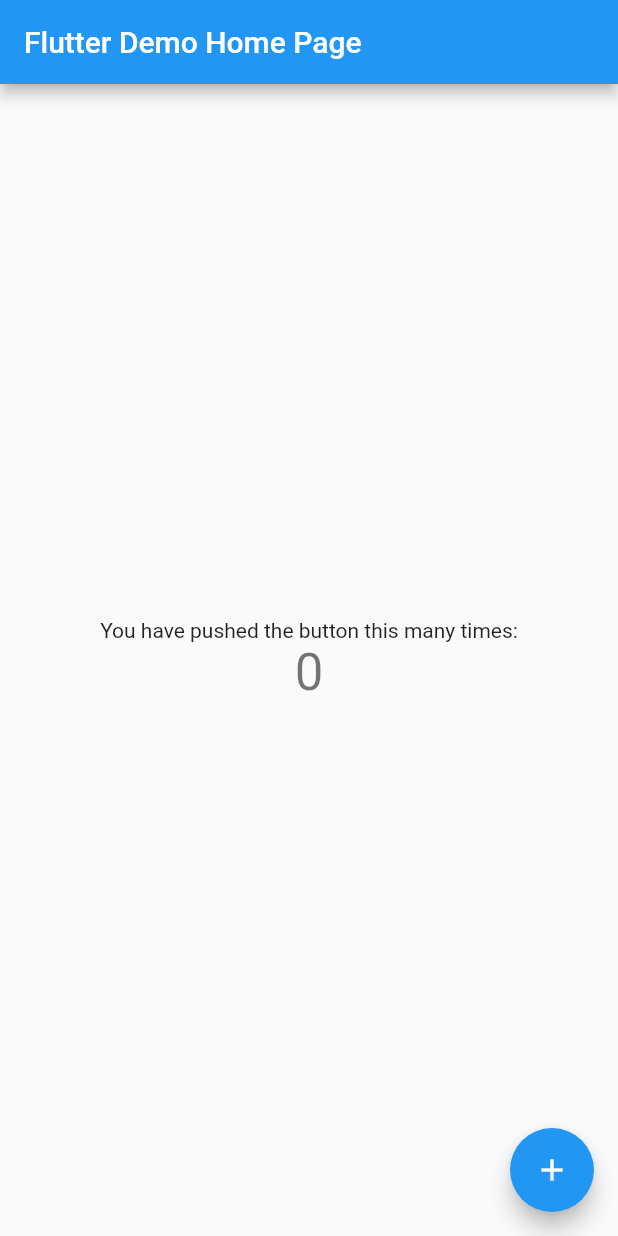
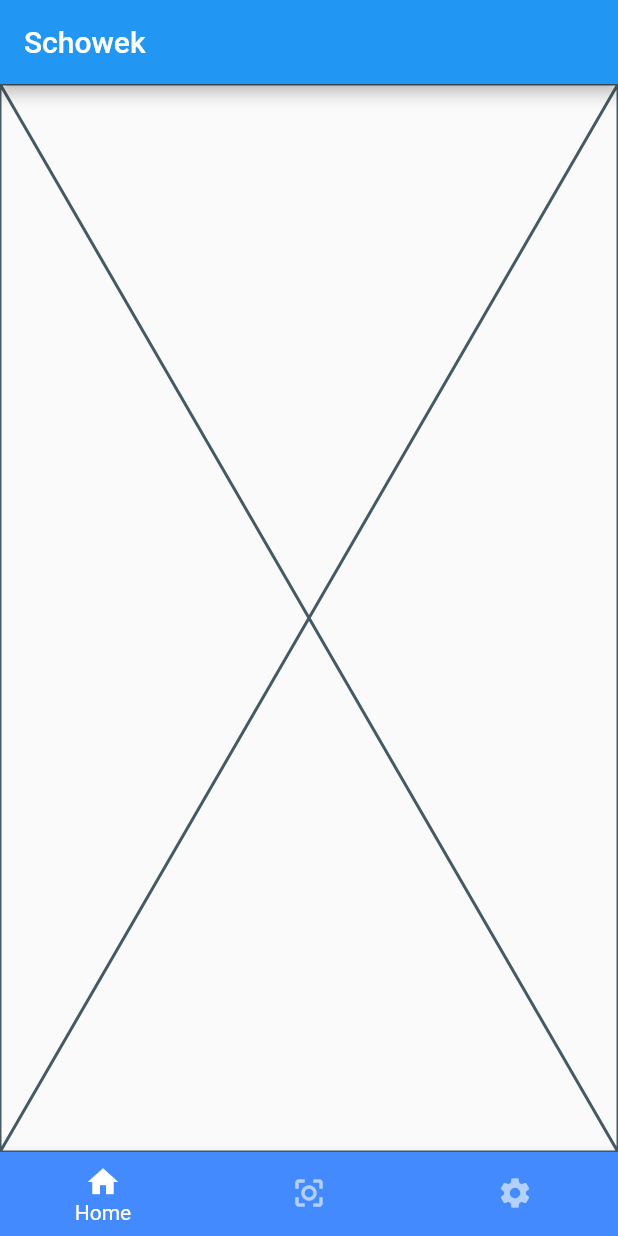
Before and after one commit to Byczax/BRCD, a Flutter app: the screen it shows after launch, on a phone screen of 412 x 824 dp. Run offline on Flutter 3.47's test engine with Material 2 defaults, Android fonts, the phone set to English and light mode, and no system bars; missing offline and left inert: flutter_barcode_scanner.

Commit message:
Add some mockups and entry project tree
Signed-off-by: Damian Raczkowski <idontknow5325@gmail.com>

```diff
--- a/mobile_app/lib/main.dart
+++ b/mobile_app/lib/main.dart
@@ -1,4 +1,7 @@
 import 'package:flutter/material.dart';
+import 'package:mobile_app/screens/AuthScreen.dart';
+import 'package:mobile_app/screens/main_views/add_new_item.dart';
+import 'package:mobile_app/screens/main_page.dart';
 
 void main() {
   runApp(const MyApp());
@@ -7,109 +10,15 @@ void main() {
 class MyApp extends StatelessWidget {
   const MyApp({super.key});
 
-  // This widget is the root of your application.
   @override
   Widget build(BuildContext context) {
     return MaterialApp(
-      title: 'Flutter Demo',
-      theme: ThemeData(
-        // This is the theme of your application.
-        //
-        // Try running your application with "flutter run". You'll see the
-        // application has a blue toolbar. Then, without quitting the app, try
-        // changing the primarySwatch below to Colors.green and then invoke
-        // "hot reload" (press "r" in the console where you ran "flutter run",
-        // or simply save your changes to "hot reload" in a Flutter IDE).
-        // Notice that the counter didn't reset back to zero; the application
-        // is not restarted.
-        primarySwatch: Colors.blue,
-      ),
-      home: const MyHomePage(title: 'Flutter Demo Home Page'),
-    );
+        title: 'BRCD scanner',
+        theme: ThemeData(
+          primarySwatch: Colors.blue,
+        ),
+        home: LoggedInView()
+        //const AuthScreen(),
+        );
   }
 }
-
-class MyHomePage extends StatefulWidget {
-  const MyHomePage({super.key, required this.title});
-
-  // This widget is the home page of your application. It is stateful, meaning
-  // that it has a State object (defined below) that contains fields that affect
-  // how it looks.
-
-  // This class is the configuration for the state. It holds the values (in this
-  // case the title) provided by the parent (in this case the App widget) and
-  // used by the build method of the State. Fields in a Widget subclass are
-  // always marked "final".
-
-  final String title;
-
-  @override
-  State<MyHomePage> createState() => _MyHomePageState();
-}
-
-class _MyHomePageState extends State<MyHomePage> {
-  int _counter = 0;
-
-  void _incrementCounter() {
-    setState(() {
-      // This call to setState tells the Flutter framework that something has
-      // changed in this State, which causes it to rerun the build method below
-      // so that the display can reflect the updated values. If we changed
-      // _counter without calling setState(), then the build method would not be
-      // called again, and so nothing would appear to happen.
-      _counter++;
-    });
-  }
-
-  @override
-  Widget build(BuildContext context) {
-    // This method is rerun every time setState is called, for instance as done
-    // by the _incrementCounter method above.
-    //
-    // The Flutter framework has been optimized to make rerunning build methods
-    // fast, so that you can just rebuild anything that needs updating rather
-    // than having to individually change instances of widgets.
-    return Scaffold(
-      appBar: AppBar(
-        // Here we take the value from the MyHomePage object that was created by
-        // the App.build method, and use it to set our appbar title.
-        title: Text(widget.title),
-      ),
-      body: Center(
-        // Center is a layout widget. It takes a single child and positions it
-        // in the middle of the parent.
-        child: Column(
-          // Column is also a layout widget. It takes a list of children and
-          // arranges them vertically. By default, it sizes itself to fit its
-          // children horizontally, and tries to be as tall as its parent.
-          //
-          // Invoke "debug painting" (press "p" in the console, choose the
-          // "Toggle Debug Paint" action from the Flutter Inspector in Android
-          // Studio, or the "Toggle Debug Paint" command in Visual Studio Code)
-          // to see the wireframe for each widget.
-          //
-          // Column has various properties to control how it sizes itself and
-          // how it positions its children. Here we use mainAxisAlignment to
-          // center the children vertically; the main axis here is the vertical
-          // axis because Columns are vertical (the cross axis would be
-          // horizontal).
-          mainAxisAlignment: MainAxisAlignment.center,
-          children: <Widget>[
-            const Text(
-              'You have pushed the button this many times:',
-            ),
-            Text(
-              '$_counter',
-              style: Theme.of(context).textTheme.headlineMedium,
-            ),
-          ],
-        ),
-      ),
-      floatingActionButton: FloatingActionButton(
-        onPressed: _incrementCounter,
-        tooltip: 'Increment',
-        child: const Icon(Icons.add),
-      ), // This trailing comma makes auto-formatting nicer for build methods.
-    );
-  }
-}
--- /dev/null
+++ b/mobile_app/lib/screens/main_page.dart
@@ -0,0 +1,56 @@
+import 'package:flutter/material.dart';
+import 'package:mobile_app/screens/main_views/add_new_item.dart';
+import 'package:mobile_app/screens/main_views/scanned_objects_list.dart';
+import 'package:mobile_app/screens/main_views/settings.dart';
+
+class LoggedInView extends StatefulWidget {
+  const LoggedInView({Key? key}) : super(key: key);
+
+  @override
+  State<LoggedInView> createState() => _LoggedInViewState();
+}
+
+class _LoggedInViewState extends State<LoggedInView> {
+  int _currentIndex = 0;
+
+  final List<Widget> _screens = [
+    const InventoryList(),
+    const NewItem(),
+    const SettingsWidget()
+  ];
+
+  final _navbarItems = [
+    const BottomNavigationBarItem(icon: Icon(Icons.home), label: "Home"),
+    const BottomNavigationBarItem(
+        icon: Icon(
+          Icons.center_focus_strong_outlined,
+        ),
+        label: "Scan"),
+    const BottomNavigationBarItem(icon: Icon(Icons.settings), label: "Settings")
+  ];
+
+  @override
+  Widget build(BuildContext context) {
+    return Scaffold(
+      body: IndexedStack(
+        key: const Key("stack"),
+        index: _currentIndex,
+        alignment: AlignmentDirectional.center,
+        children: _screens,
+      ),
+      bottomNavigationBar: BottomNavigationBar(
+          key: const Key("navigation-bar"),
+          backgroundColor: Colors.blueAccent,
+          currentIndex: _currentIndex,
+          selectedItemColor: Colors.white,
+          unselectedItemColor: Colors.white60,
+          showUnselectedLabels: false,
+          onTap: (index) {
+            setState(() {
+              _currentIndex = index;
+            });
+          },
+          items: _navbarItems),
+    );
+  }
+}
--- /dev/null
+++ b/mobile_app/lib/screens/main_views/scanned_objects_list.dart
@@ -0,0 +1,14 @@
+import 'package:flutter/material.dart';
+
+class InventoryList extends StatelessWidget {
+  const InventoryList({Key? key}) : super(key: key);
+
+  @override
+  Widget build(BuildContext context) {
+    return Scaffold(
+        appBar: AppBar(
+          title: Text("Schowek"),
+        ),
+        body: const Placeholder());
+  }
+}
```
Also changed, not shown: mobile_app/lib/screens/AuthScreen.dart (added, +11 -0 lines), mobile_app/lib/screens/main_views/add_new_item.dart (added, +109 -0 lines), mobile_app/lib/screens/main_views/settings.dart (added, +67 -0 lines), mobile_app/lib/widgets/barcode_scanner.dart (added, +55 -0 lines), mobile_app/lib/widgets/login_widget.dart (added, +43 -0 lines), mobile_app/assets/images/placeholder.png (added).
